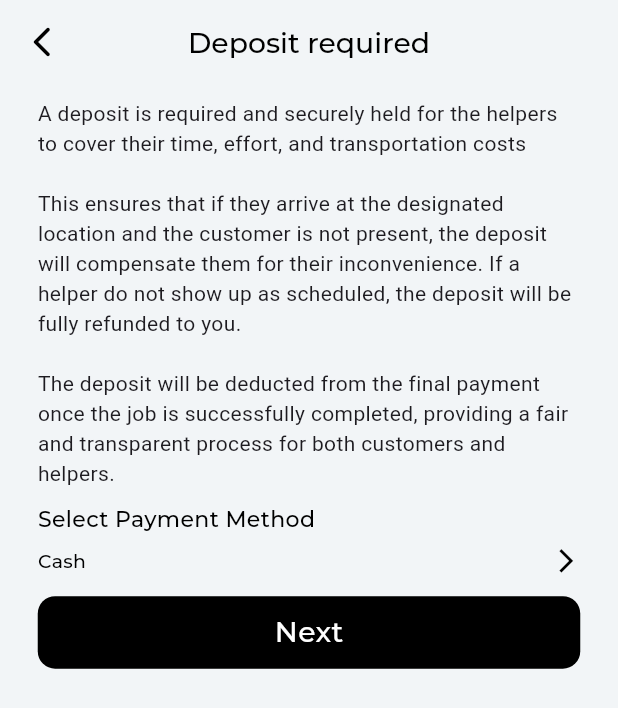
After one commit to shakibalhasan-code/trokis_mobile, a Flutter app: the DepostiRequiredScreen screen opened by its route, on a phone screen of 412 x 824 dp. The commit adds this screen. Shown: the top 708 px of the screen. Run offline on Flutter 3.47's test engine with Material 3 defaults, Android fonts, the phone set to English and light mode, and no system bars; our stand-ins replace flutter_screenutil, flutter_svg, geocoding, geolocator, get, google_fonts and 3 more; missing offline and left inert: country_code_picker_plus, flutter_polyline_points, ripple_wave.

Commit message:
worked with review helper list and deposit

```diff
--- a/lib/core/utils/app_route.dart
+++ b/lib/core/utils/app_route.dart
@@ -5,6 +5,7 @@ import 'package:trokis_mobile/views/screens/initial_screen/splash_screen.dart';
 import 'package:trokis_mobile/views/screens/initial_screen/user_role_screen.dart';
 import 'package:trokis_mobile/views/screens/main_tab_screen.dart';
 import 'package:trokis_mobile/views/screens/user/categories/big_item/big_item_main_screen.dart';
+import 'package:trokis_mobile/views/screens/user/categories/helpers/deposti_required_screen.dart';
 import 'package:trokis_mobile/views/screens/user/categories/helpers/finding_helper.dart';
 import 'package:trokis_mobile/views/screens/user/categories/helpers/helper_list_screen.dart';
 import 'package:trokis_mobile/views/screens/user/categories/helpers/helper_screen.dart';
@@ -45,6 +46,7 @@ class AppRoute {
   static const String findingHelper = '/findingHelper';
   static const String availableHelper = '/availableHelper';
   static const String reviewHelpRequest = '/reviewHelpRequest';
+  static const String depositRequired = '/depositRequired';
 
   static final List<GetPage> pages = [
     GetPage(name: splash, page: () => const SplashScreen()),
@@ -73,5 +75,6 @@ class AppRoute {
     GetPage(name: findingHelper, page: () => FindingHelperScreen()),
     GetPage(name: availableHelper, page: () => HelperListScreen()),
     GetPage(name: reviewHelpRequest, page: () => ReviewHelperRequestScreen()),
+    GetPage(name: depositRequired, page: () => DepostiRequiredScreen())
   ];
 }
--- /dev/null
+++ b/lib/views/screens/user/categories/helpers/deposti_required_screen.dart
@@ -0,0 +1,55 @@
+import 'package:flutter/material.dart';
+import 'package:flutter_screenutil/flutter_screenutil.dart';
+import 'package:trokis_mobile/core/helper/widgets_helper.dart';
+import 'package:trokis_mobile/core/utils/themes/app_styles.dart';
+import 'package:trokis_mobile/views/screens/global_widgets/my_glob_button.dart';
+
+class DepostiRequiredScreen extends StatelessWidget {
+  const DepostiRequiredScreen({super.key});
+
+  @override
+  Widget build(BuildContext context) {
+    return Scaffold(
+      backgroundColor: AppStyles.primaryBgColor,
+      appBar: WidgetsHelper.showAppBar(title: 'Deposit required', isBack: true),
+      body: Padding(
+        padding: EdgeInsets.symmetric(horizontal: 24.w),
+        child: Column(
+          crossAxisAlignment: CrossAxisAlignment.start,
+          children: [
+            SizedBox(height: 10.r),
+            Text(
+                'A deposit is required and securely held for the helpers to cover their time, effort, and transportation costs \n \nThis ensures that if they arrive at the designated location and the customer is not present, the deposit will compensate them for their inconvenience. If a helper do not show up as scheduled, the deposit will be fully refunded to you.\n \nThe deposit will be deducted from the final payment once the job is successfully completed, providing a fair and transparent process for both customers and helpers.'),
+            SizedBox(height: 10.h),
+            Text(
+              'Select Payment Method',
+              style: AppStyles.titleMedium.copyWith(fontSize: 14.sp),
+            ),
+            SizedBox(
+              height: 8.h,
+            ),
+            Row(
+              children: [
+                Text(
+                  'Cash',
+                  style: AppStyles.titleMedium.copyWith(fontSize: 12.sp),
+                ),
+                const Spacer(),
+                Icon(
+                  Icons.arrow_forward_ios,
+                  color: Colors.black,
+                  size: 18.sp,
+                )
+              ],
+            ),
+            SizedBox(height: 15.h),
+            MyGlobButton(
+              text: 'Next',
+              isOutline: false,
+            )
+          ],
+        ),
+      ),
+    );
+  }
+}
--- a/lib/views/screens/user/categories/helpers/review_helper_request_screen.dart
+++ b/lib/views/screens/user/categories/helpers/review_helper_request_screen.dart
@@ -1,8 +1,11 @@
 import 'package:flutter/material.dart';
 import 'package:flutter_screenutil/flutter_screenutil.dart';
 import 'package:flutter_svg/svg.dart';
+import 'package:get/get.dart';
+import 'package:get/get_core/src/get_main.dart';
 import 'package:trokis_mobile/core/helper/widgets_helper.dart';
 import 'package:trokis_mobile/core/utils/app_constant.dart';
+import 'package:trokis_mobile/core/utils/app_route.dart';
 import 'package:trokis_mobile/core/utils/themes/app_styles.dart';
 import 'package:trokis_mobile/views/screens/global_widgets/my_glob_button.dart';
 
@@ -152,6 +155,7 @@ class ReviewHelperRequestScreen extends StatelessWidget {
                       return hired_item_build_method();
                     })),
             MyGlobButton(
+              onTap: () => Get.toNamed(AppRoute.depositRequired),
               text: 'Next',
               isOutline: false,
             ),
```
